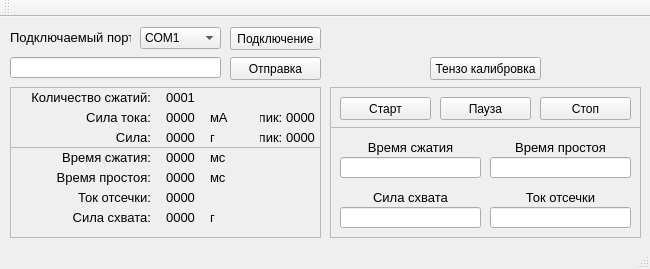
Qt form mainwindow.ui (Evrei-XD/Service_utility) before a commit.
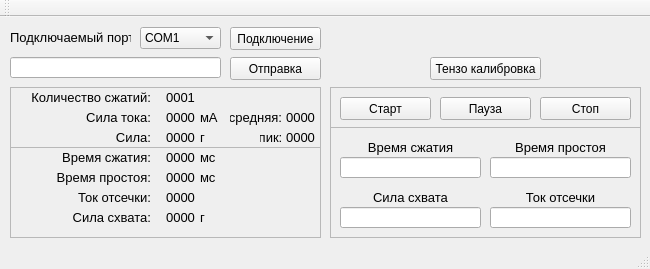
The same form after that commit.

Commit message: 15:48 В лог пишется средняя сила тока при закрытии кисти, до момента схвата

Diff of the .ui file:
```diff
--- a/mainwindow.ui
+++ b/mainwindow.ui
@@ -393,7 +393,7 @@
      </property>
      <property name="geometry">
       <rect>
-       <x>200</x>
+       <x>190</x>
        <y>120</y>
        <width>51</width>
        <height>21</height>
@@ -471,7 +471,7 @@
      </property>
      <property name="geometry">
       <rect>
-       <x>200</x>
+       <x>190</x>
        <y>60</y>
        <width>51</width>
        <height>21</height>
@@ -510,7 +510,7 @@
      </property>
      <property name="geometry">
       <rect>
-       <x>200</x>
+       <x>190</x>
        <y>80</y>
        <width>51</width>
        <height>21</height>
@@ -642,7 +642,7 @@
       </property>
       <property name="geometry">
        <rect>
-        <x>200</x>
+        <x>190</x>
         <y>40</y>
         <width>41</width>
         <height>21</height>
@@ -681,7 +681,7 @@
       </property>
       <property name="geometry">
        <rect>
-        <x>200</x>
+        <x>190</x>
         <y>20</y>
         <width>41</width>
         <height>21</height>
@@ -1032,9 +1032,9 @@
       </property>
       <property name="geometry">
        <rect>
-        <x>250</x>
+        <x>220</x>
         <y>20</y>
-        <width>21</width>
+        <width>51</width>
         <height>21</height>
        </rect>
       </property>
@@ -1059,7 +1059,7 @@
        <enum>Qt::LeftToRight</enum>
       </property>
       <property name="text">
-       <string>пик:</string>
+       <string>средняя:</string>
       </property>
       <property name="alignment">
        <set>Qt::AlignCenter</set>
```
The commit also changes 1 other file.
